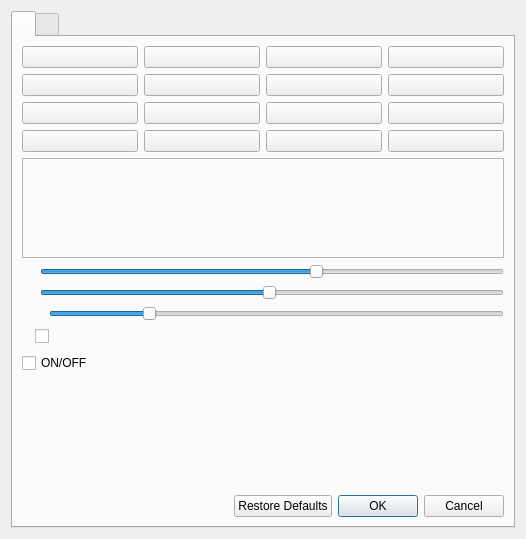
vkohaupt/vokoShowClick, file showclick/showclickDialog.ui: the form before one commit.
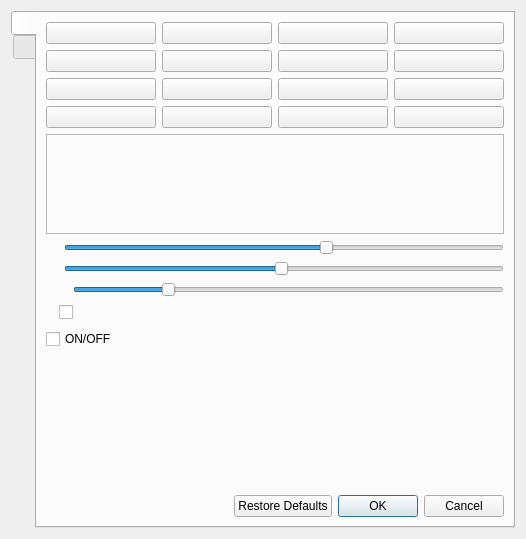
The form after the commit. The open tabs and pages were chosen to show the change. Icons and pictures are not drawn.

```diff
--- a/showclick/showclickDialog.ui
+++ b/showclick/showclickDialog.ui
@@ -22,13 +22,16 @@
   <layout class="QHBoxLayout" name="horizontalLayout">
    <item>
     <widget class="QTabWidget" name="tabWidget">
+     <property name="tabPosition">
+      <enum>QTabWidget::West</enum>
+     </property>
      <property name="currentIndex">
       <number>1</number>
      </property>
      <property name="iconSize">
       <size>
-       <width>48</width>
-       <height>48</height>
+       <width>64</width>
+       <height>64</height>
       </size>
      </property>
      <widget class="QWidget" name="tab">
```
Left out of the diff: 2 changed lines with no effect on the pictures.
